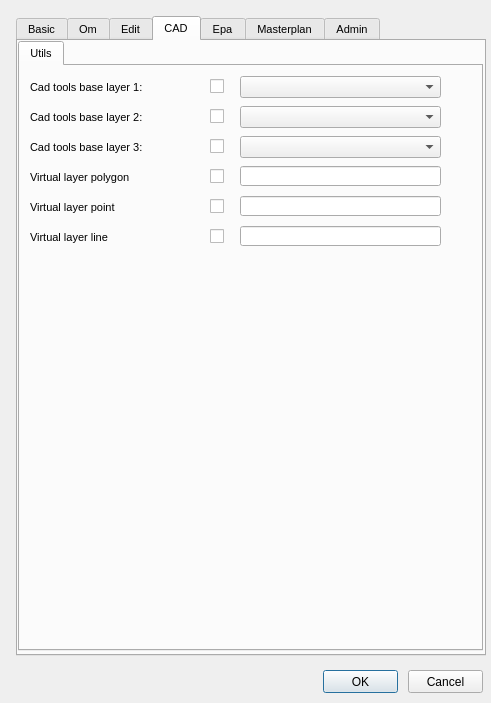
The window that ui/config.ui (Giswater/giswater_qgis_plugin) describes before a commit, drawn with Qt 5.
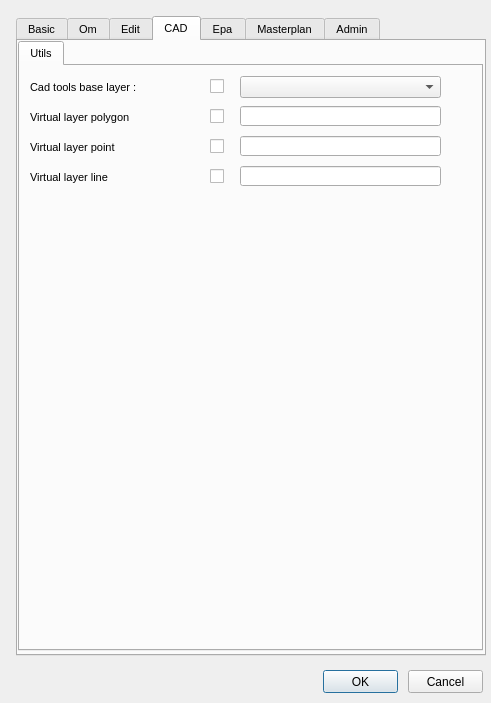
The same window after the commit. The open tabs and pages were chosen to show the change.

Commit message: Remove 2 new cad tools base layer on Config.Cad

```diff
--- a/ui/config.ui
+++ b/ui/config.ui
@@ -2685,7 +2685,7 @@
        <property name="geometry">
         <rect>
          <x>10</x>
-         <y>160</y>
+         <y>100</y>
          <width>166</width>
          <height>22</height>
         </rect>
@@ -2721,7 +2721,7 @@
        <property name="geometry">
         <rect>
          <x>10</x>
-         <y>100</y>
+         <y>40</y>
          <width>166</width>
          <height>22</height>
         </rect>
@@ -2757,7 +2757,7 @@
        <property name="geometry">
         <rect>
          <x>220</x>
-         <y>130</y>
+         <y>70</y>
          <width>201</width>
          <height>20</height>
         </rect>
@@ -2767,7 +2767,7 @@
        <property name="geometry">
         <rect>
          <x>190</x>
-         <y>160</y>
+         <y>100</y>
          <width>20</width>
          <height>21</height>
         </rect>
@@ -2780,7 +2780,7 @@
        <property name="geometry">
         <rect>
          <x>10</x>
-         <y>130</y>
+         <y>70</y>
          <width>166</width>
          <height>22</height>
         </rect>
@@ -2816,7 +2816,7 @@
        <property name="geometry">
         <rect>
          <x>220</x>
-         <y>100</y>
+         <y>40</y>
          <width>201</width>
          <height>20</height>
         </rect>
@@ -2826,7 +2826,7 @@
        <property name="geometry">
         <rect>
          <x>190</x>
-         <y>100</y>
+         <y>40</y>
          <width>20</width>
          <height>21</height>
         </rect>
@@ -2839,7 +2839,7 @@
        <property name="geometry">
         <rect>
          <x>190</x>
-         <y>130</y>
+         <y>70</y>
          <width>20</width>
          <height>21</height>
         </rect>
@@ -2875,7 +2875,7 @@
        <property name="geometry">
         <rect>
          <x>220</x>
-         <y>160</y>
+         <y>100</y>
          <width>201</width>
          <height>20</height>
         </rect>
@@ -2902,7 +2902,7 @@
         <enum>QFrame::Plain</enum>
        </property>
        <property name="text">
-        <string>Cad tools base layer 1:</string>
+        <string>Cad tools base layer :</string>
        </property>
        <property name="textFormat">
         <enum>Qt::AutoText</enum>
@@ -2917,124 +2917,6 @@
         <number>3</number>
        </property>
       </widget>
-      <widget class="QLabel" name="label_cad_tool_base_layer_2">
-       <property name="geometry">
-        <rect>
-         <x>10</x>
-         <y>40</y>
-         <width>163</width>
-         <height>22</height>
-        </rect>
-       </property>
-       <property name="font">
-        <font>
-         <pointsize>8</pointsize>
-        </font>
-       </property>
-       <property name="frameShape">
-        <enum>QFrame::NoFrame</enum>
-       </property>
-       <property name="frameShadow">
-        <enum>QFrame::Plain</enum>
-       </property>
-       <property name="text">
-        <string>Cad tools base layer 2:</string>
-       </property>
-       <property name="textFormat">
-        <enum>Qt::AutoText</enum>
-       </property>
-       <property name="scaledContents">
-        <bool>false</bool>
-       </property>
-       <property name="alignment">
-        <set>Qt::AlignLeading|Qt::AlignLeft|Qt::AlignVCenter</set>
-       </property>
-       <property name="margin">
-        <number>3</number>
-       </property>
-      </widget>
-      <widget class="QCheckBox" name="chk_cad_tools_base_layer_vdefault_2">
-       <property name="geometry">
-        <rect>
-         <x>190</x>
-         <y>40</y>
-         <width>20</width>
-         <height>21</height>
-        </rect>
-       </property>
-       <property name="text">
-        <string/>
-       </property>
-      </widget>
-      <widget class="QComboBox" name="cad_tools_base_layer_vdefault_2">
-       <property name="geometry">
-        <rect>
-         <x>220</x>
-         <y>40</y>
-         <width>201</width>
-         <height>22</height>
-        </rect>
-       </property>
-      </widget>
-      <widget class="QLabel" name="label_cad_tool_base_layer_3">
-       <property name="geometry">
-        <rect>
-         <x>10</x>
-         <y>70</y>
-         <width>163</width>
-         <height>22</height>
-        </rect>
-       </property>
-       <property name="font">
-        <font>
-         <pointsize>8</pointsize>
-        </font>
-       </property>
-       <property name="frameShape">
-        <enum>QFrame::NoFrame</enum>
-       </property>
-       <property name="frameShadow">
-        <enum>QFrame::Plain</enum>
-       </property>
-       <property name="text">
-        <string>Cad tools base layer 3:</string>
-       </property>
-       <property name="textFormat">
-        <enum>Qt::AutoText</enum>
-       </property>
-       <property name="scaledContents">
-        <bool>false</bool>
-       </property>
-       <property name="alignment">
-        <set>Qt::AlignLeading|Qt::AlignLeft|Qt::AlignVCenter</set>
-       </property>
-       <property name="margin">
-        <number>3</number>
-       </property>
-      </widget>
-      <widget class="QCheckBox" name="chk_cad_tools_base_layer_vdefault_3">
-       <property name="geometry">
-        <rect>
-         <x>190</x>
-         <y>70</y>
-         <width>20</width>
-         <height>21</height>
-        </rect>
-       </property>
-       <property name="text">
-        <string/>
-       </property>
-      </widget>
-      <widget class="QComboBox" name="cad_tools_base_layer_vdefault_3">
-       <property name="geometry">
-        <rect>
-         <x>220</x>
-         <y>70</y>
-         <width>201</width>
-         <height>22</height>
-        </rect>
-       </property>
-      </widget>
      </widget>
     </widget>
    </widget>
```
Left out of the diff: 4 changed lines with no effect on the pictures. The commit also changes 1 other file.
